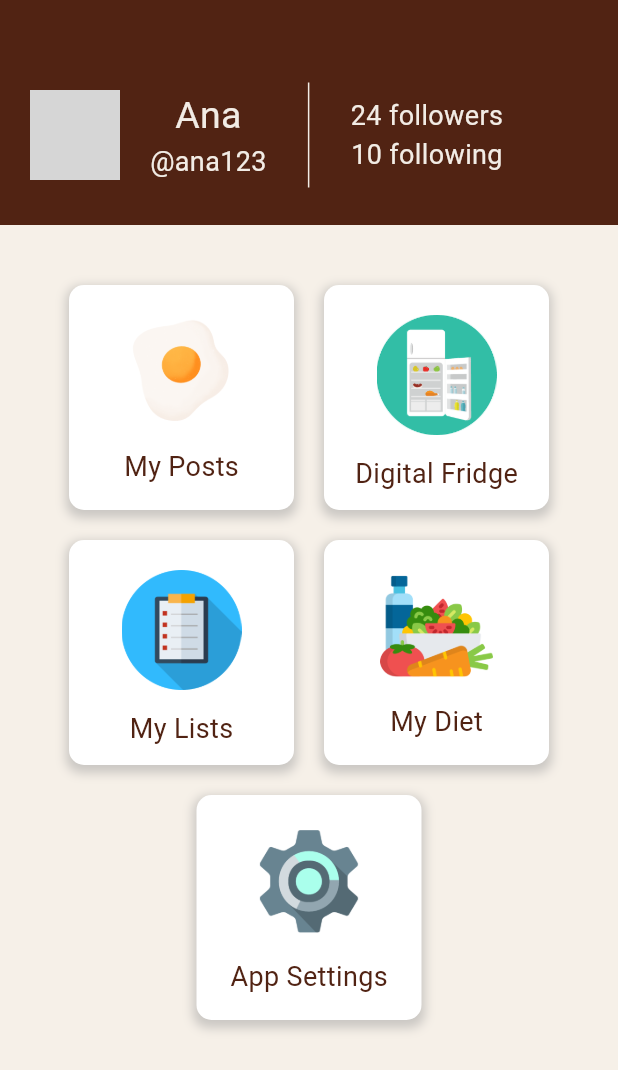
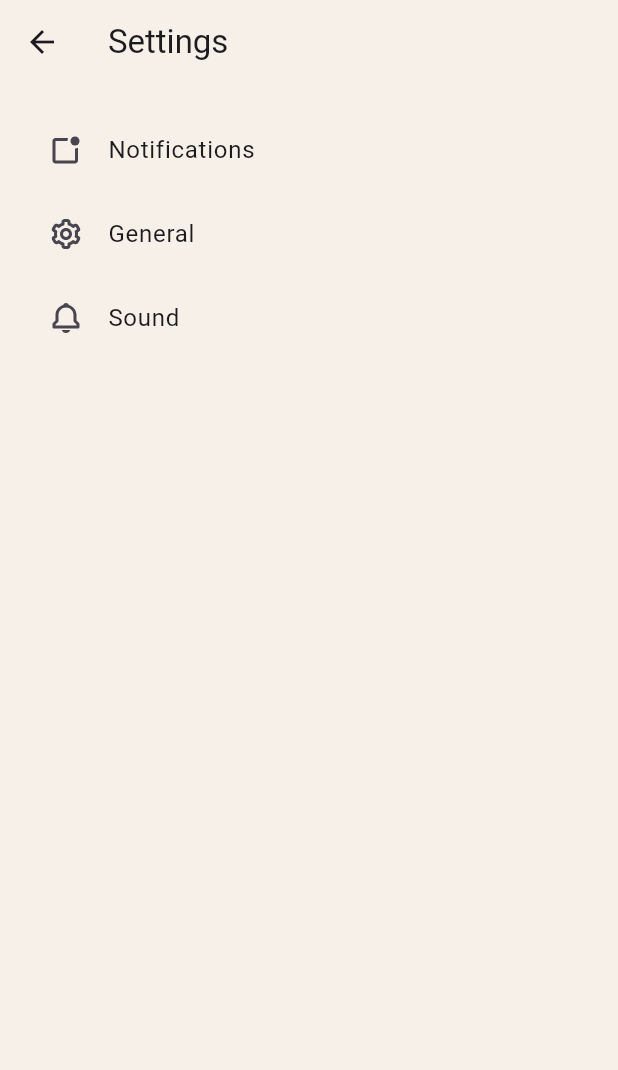
Before and after one commit to GoncaloGingeira/Feast, a Flutter app: the MyProfilePage screen opened directly, after a tap on "App Settings", on a phone screen of 412 x 824 dp. Shown: the top 1070 px of the screen. Run offline on Flutter 3.47's test engine with Material 2 defaults, Android fonts, the phone set to English and light mode, and no system bars; our stand-ins replace flutter_boxicons; network calls fail; Roboto replaces fonts that are missing (CustomFont1); grey boxes are pictures that could not be loaded.

Commit message:
login page done, started settings

```diff
--- a/lib/my_profile.dart
+++ b/lib/my_profile.dart
@@ -1,5 +1,6 @@
 import 'package:feast/my_diet.dart';
 import 'package:flutter/material.dart';
+import 'settings.dart';
 
 class MyProfilePage extends StatefulWidget {
   const MyProfilePage({Key? key});
@@ -13,7 +14,7 @@ class _MyProfilePageState extends State<MyProfilePage> {
   Widget build(BuildContext context) {
     return Scaffold(
       body: SingleChildScrollView(
-        child :Column(
+        child: Column(
           children: <Widget>[
             Container(
                 color: const Color.fromARGB(255, 81, 35, 19),
@@ -21,7 +22,9 @@ class _MyProfilePageState extends State<MyProfilePage> {
                 width: double.infinity,
                 child: Column(
                   children: [
-                    SizedBox(height: 55,),
+                    SizedBox(
+                      height: 55,
+                    ),
                     Row(
                       children: [
                         SizedBox(width: 20),
@@ -86,8 +89,7 @@ class _MyProfilePageState extends State<MyProfilePage> {
                       ],
                     ),
                   ],
-                )
-            ),
+                )),
             SizedBox(
               height: 40,
             ),
@@ -169,9 +171,7 @@ class _MyProfilePageState extends State<MyProfilePage> {
 
   Widget _buildSquareTR() {
     return GestureDetector(
-      onTap: () {
-
-      },
+      onTap: () {},
       child: Container(
         width: 150,
         height: 150,
@@ -262,7 +262,10 @@ class _MyProfilePageState extends State<MyProfilePage> {
       onTap: () {
         Navigator.push(
           context,
-          MaterialPageRoute(builder: (context) => MyDietPage(key: widget.key,)),
+          MaterialPageRoute(
+              builder: (context) => MyDietPage(
+                    key: widget.key,
+                  )),
         );
       },
       child: Container(
@@ -288,8 +291,7 @@ class _MyProfilePageState extends State<MyProfilePage> {
             SizedBox(
               width: 75,
               height: 75,
-              child: Image.asset(
-                  'assets/diet-png.png'),
+              child: Image.asset('assets/diet-png.png'),
             ),
             SizedBox(
               height: 13,
@@ -309,7 +311,14 @@ class _MyProfilePageState extends State<MyProfilePage> {
 
   Widget _buildSquareB() {
     return GestureDetector(
-      onTap: () {},
+      onTap: () {
+        Navigator.push(
+          context,
+          MaterialPageRoute(
+            builder: (context) => SettingsPage(),
+          ),
+        );
+      },
       child: Container(
         width: 150,
         height: 150,
@@ -333,8 +342,7 @@ class _MyProfilePageState extends State<MyProfilePage> {
             SizedBox(
               width: 75,
               height: 75,
-              child: Image.asset(
-                  'assets/app-settings-png.png'),
+              child: Image.asset('assets/app-settings-png.png'),
             ),
             SizedBox(
               height: 13,
--- /dev/null
+++ b/lib/settings.dart
@@ -0,0 +1,52 @@
+import 'package:flutter/material.dart';
+import 'package:flutter_boxicons/flutter_boxicons.dart';
+
+class SettingsPage extends StatelessWidget {
+  @override
+  Widget build(BuildContext context) {
+    return Scaffold(
+      appBar: AppBar(
+        title: Text('Settings'),
+      ),
+      body: Padding(
+        padding: const EdgeInsets.all(16.0),
+        child: Column(
+          crossAxisAlignment: CrossAxisAlignment.start,
+          children: [
+            ListTile(
+              leading: Icon(Boxicons.bx_notification),
+              title: Text('Notifications'),
+              onTap: () {
+                // Navigate to the Notifications settings
+                // You can implement the specific settings page for Notifications here
+                // For now, let's just print a message
+                print('Navigate to Notifications settings');
+              },
+            ),
+            ListTile(
+              leading: Icon(Boxicons.bx_cog),
+              title: Text('General'),
+              onTap: () {
+                // Navigate to the General settings
+                // You can implement the specific settings page for General settings here
+                // For now, let's just print a message
+                print('Navigate to General settings');
+              },
+            ),
+            ListTile(
+              leading: Icon(Boxicons.bx_bell),
+              title: Text('Sound'),
+              onTap: () {
+                // Navigate to the Sound settings
+                // You can implement the specific settings page for Sound here
+                // For now, let's just print a message
+                print('Navigate to Sound settings');
+              },
+            ),
+            // Add more ListTile widgets for additional settings options
+          ],
+        ),
+      ),
+    );
+  }
+}
```
Also changed, not shown: lib/main.dart (+100 -5 lines), assets/app-logo.png (added).
